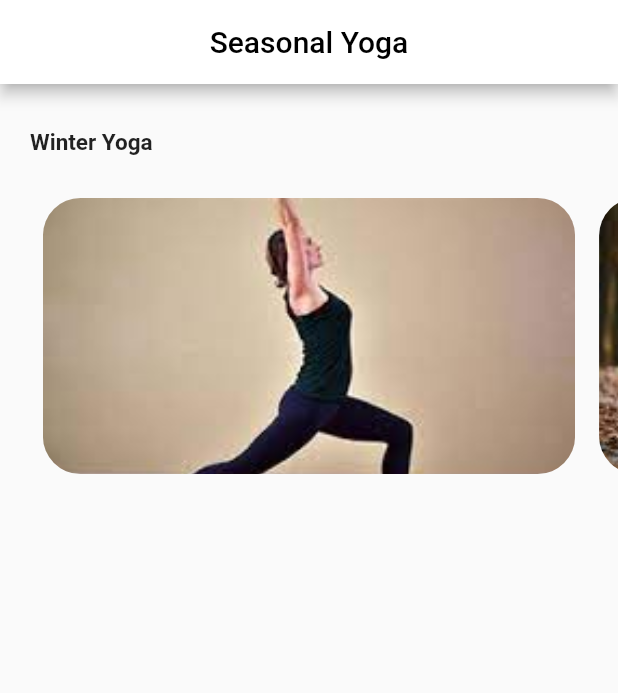
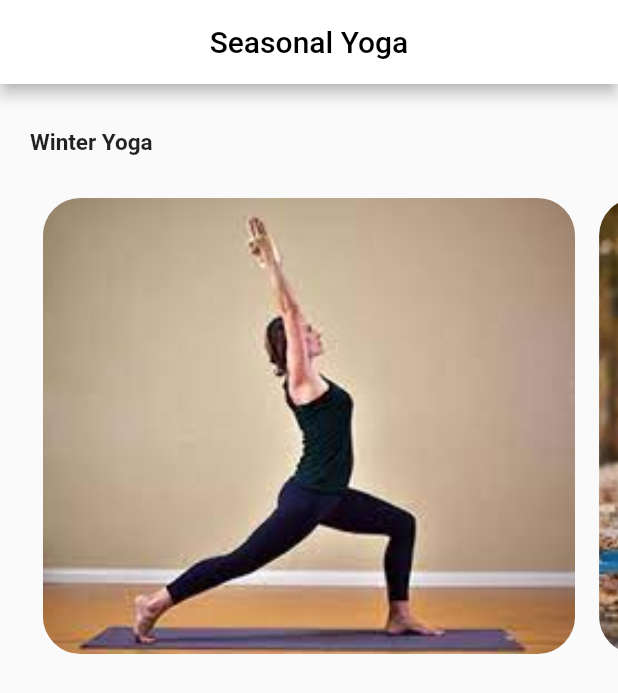
Before and after one commit to kirtijangid/yoga_app, a Flutter app: the SeasonalYoga screen opened directly, on a phone screen of 412 x 824 dp. Shown: the top 693 px of the screen. Run offline on Flutter 3.47's test engine with Material 2 defaults, Android fonts, the phone set to English and light mode, and no system bars; our stand-ins replace carousel_slider.

Commit message:
increasing height of the container/images

```diff
--- a/lib/Dashboard/newpage.dart
+++ b/lib/Dashboard/newpage.dart
@@ -51,7 +51,7 @@ class _SeasonalYogaState extends State<SeasonalYoga> {
               ),
             ),
             SizedBox(
-              height: 200,
+              height: 320,
               width: MediaQuery.of(context).size.width,
               child: PageView.builder(
                 itemCount: assets.length,
```
